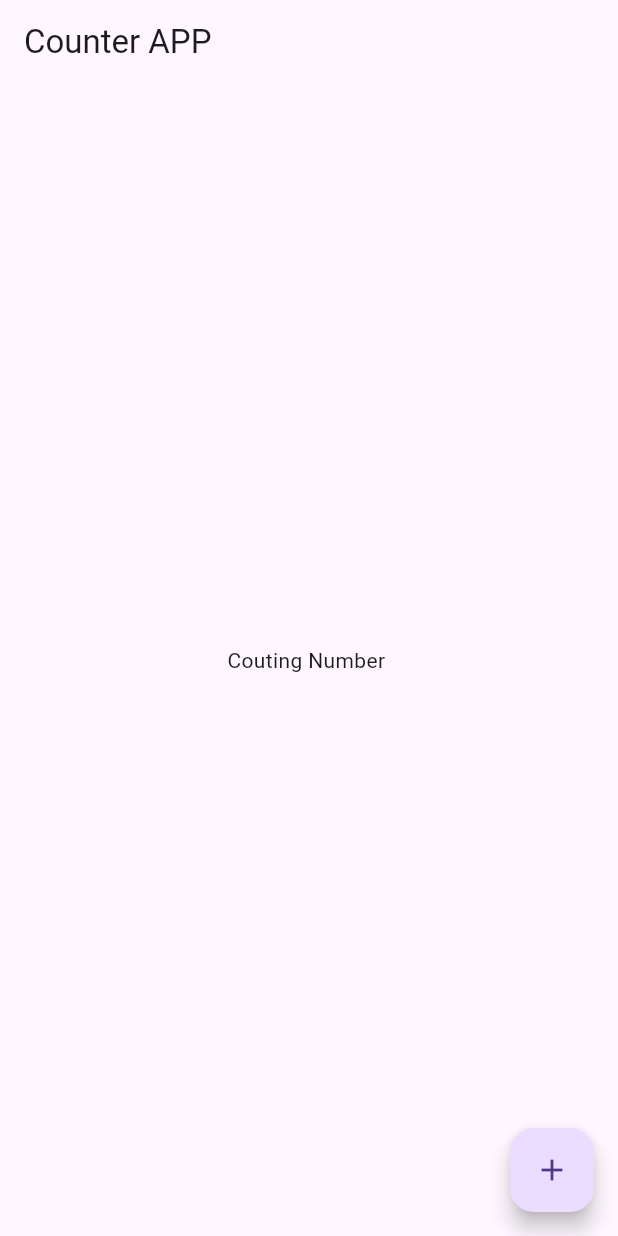
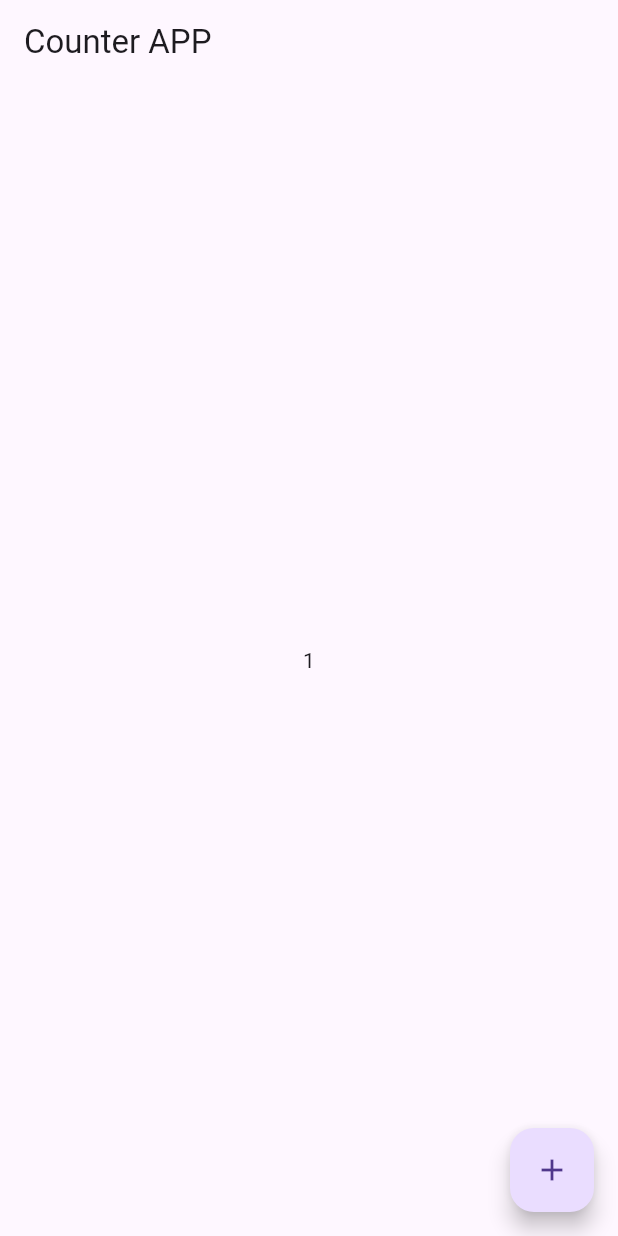
Before and after one commit to sam-in07/Counter_app_flutter, a Flutter app: the screen it shows after launch, after a tap on the "add" icon, on a phone screen of 412 x 824 dp. Run offline on Flutter 3.47's test engine with Material 3 defaults, Android fonts, the phone set to English and light mode, and no system bars.

Commit message:
final_project
sesh

```diff
--- a/counterapp/lib/main.dart
+++ b/counterapp/lib/main.dart
@@ -32,6 +32,7 @@ class MyHomepage extends  StatefulWidget {
 }
 
 class MyHomepageUI extends State<MyHomepage> { //extends eta inheritancee arki
+  int count_number = 0 ;
   @override
   Widget build(BuildContext context) {
     // TODO: implement build
@@ -39,12 +40,19 @@ class MyHomepageUI extends State<MyHomepage> { //extends eta inheritancee arki
     return Scaffold(
       appBar: AppBar(title: Text('Counter APP'),),
        body:  Center(
-          child: Text('Couting Number '),
+          child: Text(count_number.toString()), // string convert kore  disi
+
        ),
       floatingActionButton: FloatingActionButton(
           child: Icon(Icons.add),
           onPressed: ()  {
+          //on presss amra jeokhon press krobo counting korbo
+            setState(() {   // set staet ui take update kortesa  ow automatcally update kore
 
+              count_number = count_number +1 ;
+            });
+
+           // print(count_number);
           },
       ),
     );
```
